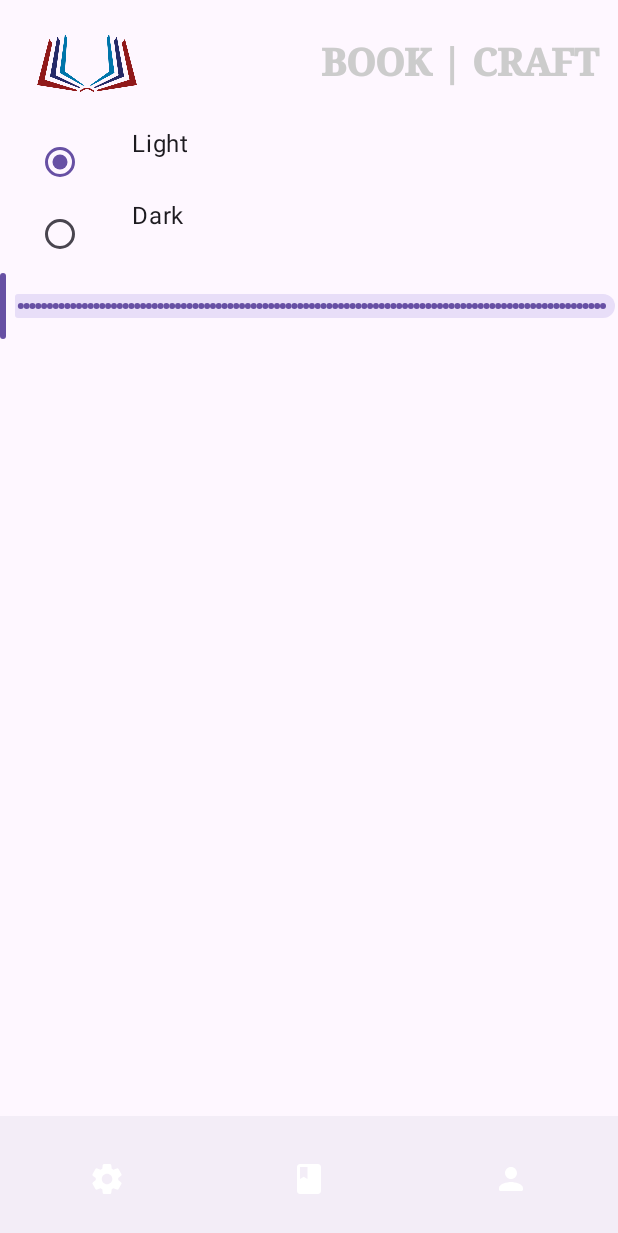
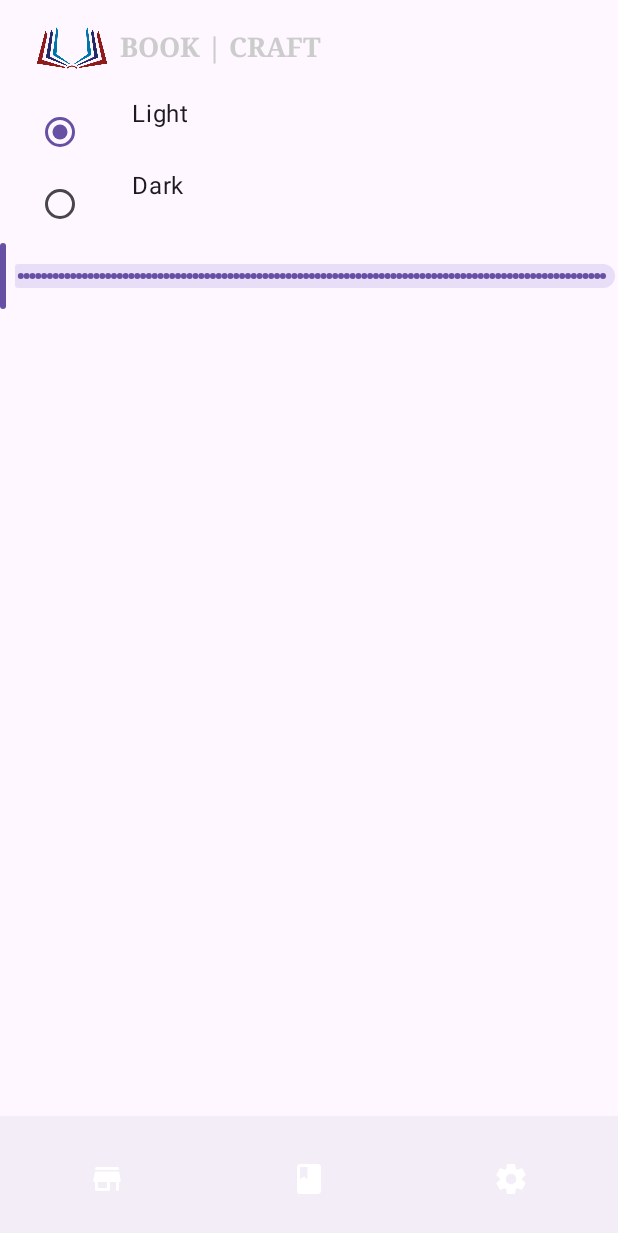
Before and after one commit to Carlos-LX/5A6-group-project, an Android app built with Jetpack Compose: the screen it shows after launch (MainActivity), on a phone screen of 412 x 824 dp. Shown: the top 1233 px of the screen. Run offline under Robolectric (Android 15) with nearby library versions, the phone set to English and light mode, and no system bars; 1 statement that could not run was skipped.

Commit message:
logo change

```diff
--- a/app/src/main/java/com/example/spotifyclone/MainActivity.kt
+++ b/app/src/main/java/com/example/spotifyclone/MainActivity.kt
@@ -43,9 +43,11 @@ import androidx.compose.foundation.verticalScroll
 import androidx.compose.material.icons.Icons
 import androidx.compose.material.icons.rounded.Book
 import androidx.compose.material.icons.rounded.Home
+import androidx.compose.material.icons.rounded.Menu
 import androidx.compose.material.icons.rounded.Person
 import androidx.compose.material.icons.rounded.Place
 import androidx.compose.material.icons.rounded.Settings
+import androidx.compose.material.icons.rounded.Store
 import androidx.compose.material3.BottomAppBar
 import androidx.compose.material3.Button
 import androidx.compose.material3.Card
@@ -79,6 +81,7 @@ import androidx.compose.ui.res.painterResource
 import androidx.compose.ui.res.stringResource
 import androidx.compose.ui.text.font.FontFamily
 import androidx.compose.ui.text.font.FontWeight
+import androidx.compose.ui.text.style.TextAlign
 import androidx.compose.ui.tooling.preview.Preview
 import androidx.compose.ui.unit.dp
 import androidx.compose.ui.unit.sp
@@ -97,7 +100,6 @@ class MainActivity : ComponentActivity() {
     override fun onCreate(savedInstanceState: Bundle?) {
         super.onCreate(savedInstanceState)
         setContent {
-
             SpotifyCloneTheme {
                 // Initialize the main app UI
                 Screen(modifier = Modifier.fillMaxSize())
@@ -476,17 +478,13 @@ fun BookTopAppBar(
                             painter = painterResource(R.drawable.bookcraftlogo),
                             contentDescription = null,
                         )
-                    }
-                    Row(
-                        verticalAlignment = Alignment.CenterVertically,
-                        modifier = Modifier.weight(1f),
-                    ) {
                         Text(
                             text = stringResource(R.string.app_name),
                             style = MaterialTheme.typography.headlineLarge,
-                            fontSize = 25.sp,
+                            fontSize = 18.sp,
+                            textAlign = TextAlign.Start,
                             fontFamily = FontFamily.Serif,
-                            fontWeight = FontWeight.Black,
+                            fontWeight = FontWeight.SemiBold,
                             color = Color.LightGray
                         )
                     }
@@ -509,11 +507,12 @@ fun Screen(modifier: Modifier = Modifier) {
 
                 ) {
                 Row {
-                    NavigationBarItem(selected = false, onClick = { currentScreen = 0 }, icon = {
+                    NavigationBarItem(selected = false, onClick = { currentScreen = 2 }, icon = {
                         Icon(
-                            Icons.Rounded.Settings,
-                            contentDescription = "Home Icon",
+                            Icons.Rounded.Store,
+                            contentDescription = "Library icon",
                             tint = Color.White
+
                         )
                     })
                     NavigationBarItem(selected = false, onClick = { currentScreen = 1 }, icon = {
@@ -523,12 +522,11 @@ fun Screen(modifier: Modifier = Modifier) {
                             tint = Color.White
                         )
                     })
-                    NavigationBarItem(selected = false, onClick = { currentScreen = 2 }, icon = {
+                    NavigationBarItem(selected = false, onClick = { currentScreen = 0 }, icon = {
                         Icon(
-                            Icons.Rounded.Person,
-                            contentDescription = "About us icon",
+                            Icons.Rounded.Settings,
+                            contentDescription = "Settings Icon",
                             tint = Color.White
-
                         )
                     })
                 }
--- a/app/src/main/java/com/example/spotifyclone/data/AboutUs.kt
+++ b/app/src/main/java/com/example/spotifyclone/data/AboutUs.kt
@@ -19,7 +19,4 @@ val questions = listOf(
     About("What school are you going to?", answer = "John Abbott College."),
     About("Why are you making this app?", answer = "This is part of our course outline for Application Development 2." ),
     About("How long will it take to complete?", answer = "We aim to complete this project by December."),
-
-
-
     )
--- a/app/src/main/res/values/strings.xml
+++ b/app/src/main/res/values/strings.xml
@@ -6,7 +6,8 @@
     <dimen name="image_size">140dp</dimen>
     <dimen name="height">220dp</dimen>
     <dimen name="width">140dp</dimen>
-    <dimen name="logo_size">84dp</dimen>
+    <dimen name="logo_size">64dp</dimen>
+    <dimen name="logo_size_2">12dp</dimen>
     <dimen name="padding_small">8dp</dimen>
     <string name="book_name_1">"To Kill a Mockingbird" by Harper Lee</string>
     <string name="book_name_2">"1984" by George Orwell</string>
```
Also changed, not shown: app/src/main/res/drawable/account.png (added).
